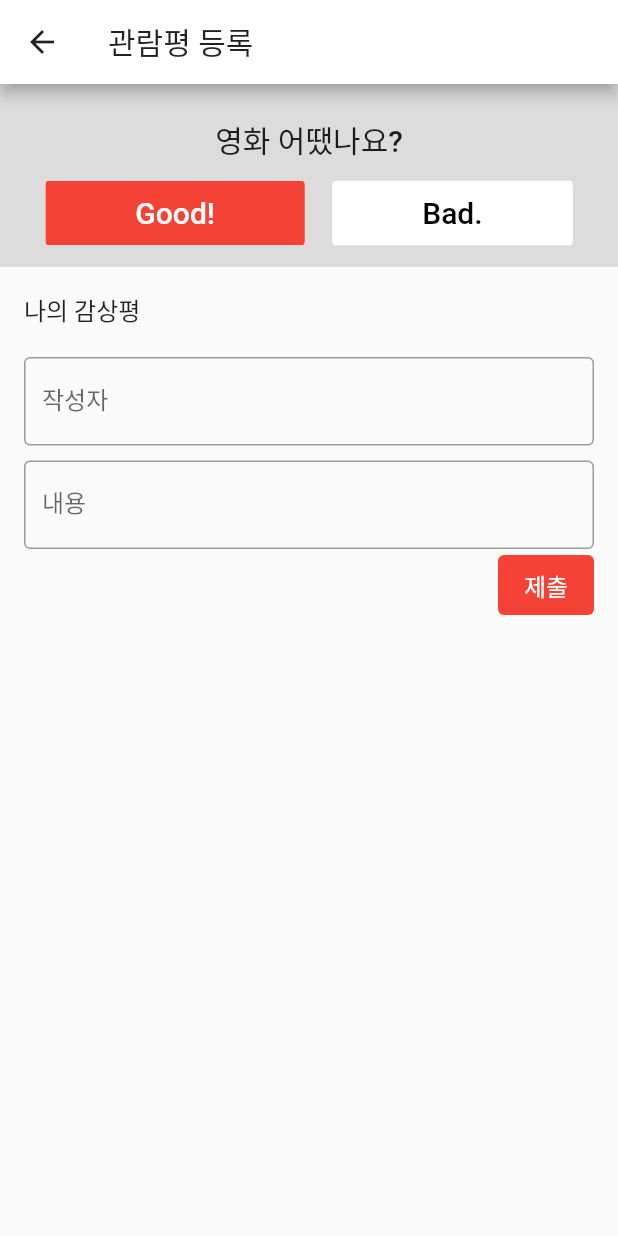
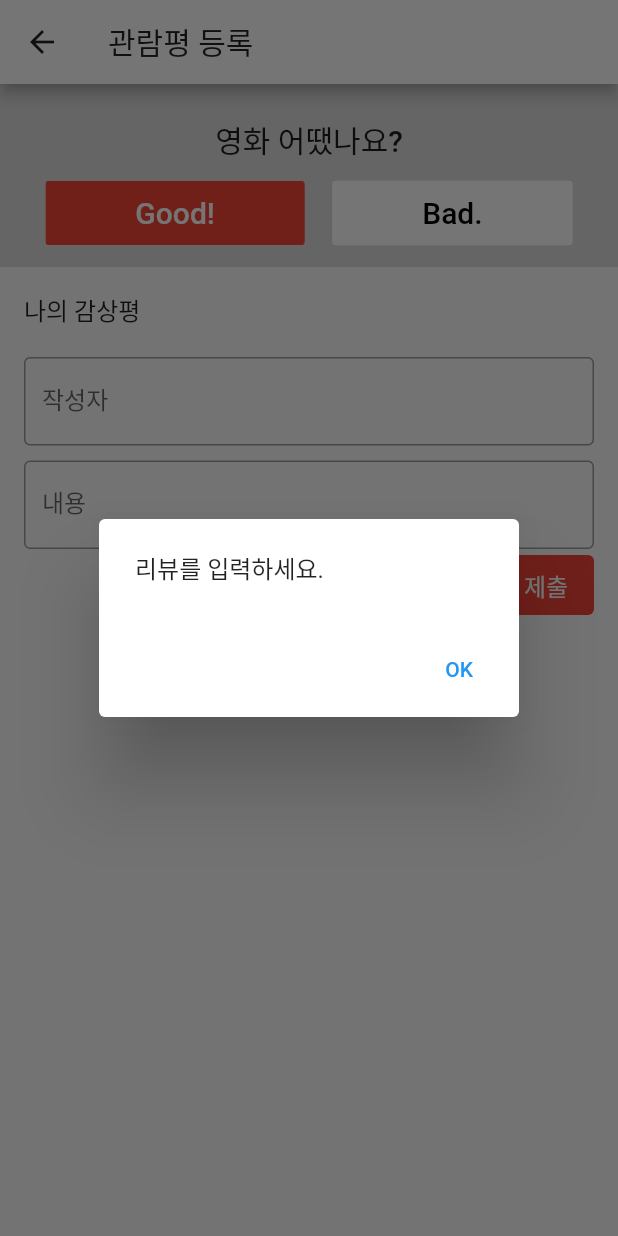
Before and after one commit to BlingstarHamal/flutter_study, a Flutter app: the ReviewScreen screen opened directly with sample values from the repository, after a tap on "제출", on a phone screen of 412 x 824 dp. Run offline on Flutter 3.47's test engine with Material 2 defaults, Android fonts, the phone set to English and light mode, and no system bars; our stand-ins replace carousel_slider, google_fonts.

Commit message:
파이어베이스 전까지 진행

```diff
--- a/cgv_clone/lib/screens/movie/review_screen.dart
+++ b/cgv_clone/lib/screens/movie/review_screen.dart
@@ -116,7 +116,24 @@ class _ReviewScreenState extends State<ReviewScreen> {
                     style: TextButton.styleFrom(
                       backgroundColor: Colors.red,
                     ),
-                    onPressed: () {},
+                    // 재출 버튼 누를 때 유효값 테스트
+                    onPressed: () {
+                      if (reviewIdController.text.isEmpty ||
+                          reviewTextController.text.isEmpty) {
+                        showDialog<String>(
+                          context: context,
+                          builder: (BuildContext context) => AlertDialog(
+                            content: Text('리뷰를 입력하세요.'),
+                            actions: <Widget>[
+                              TextButton(
+                                onPressed: () => Navigator.pop(context, 'OK'),
+                                child: const Text('OK'),
+                              ),
+                            ],
+                          ),
+                        );
+                      }
+                    },
                     child: Text(
                       '제출',
                       style: TextStyle(
```
